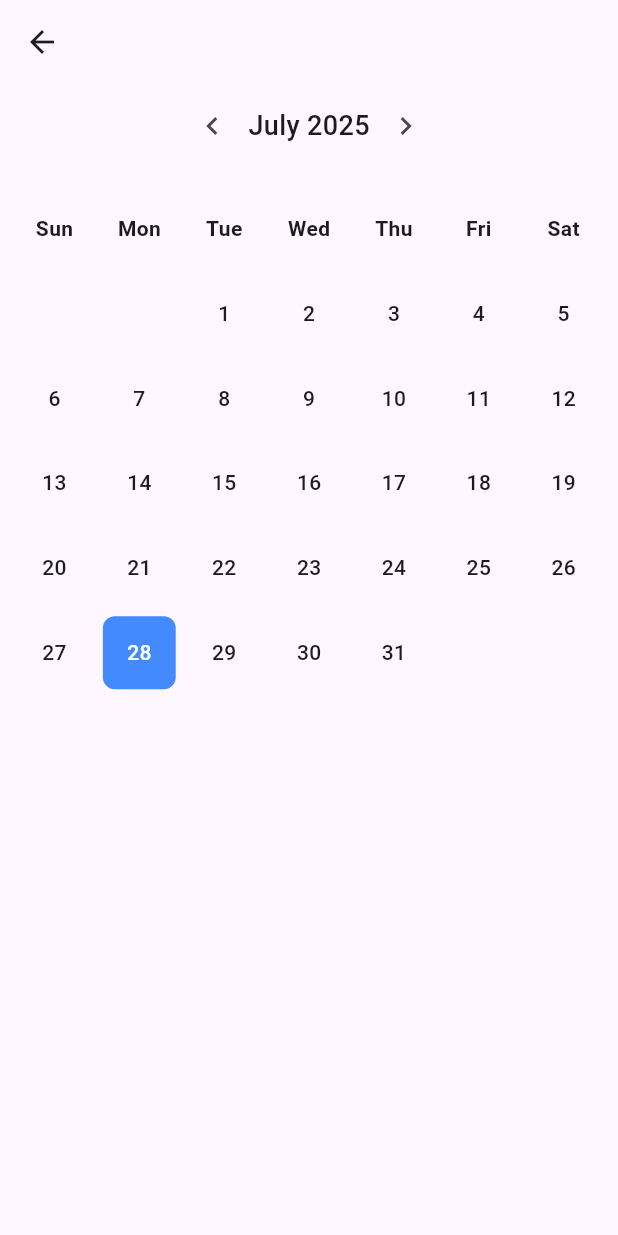
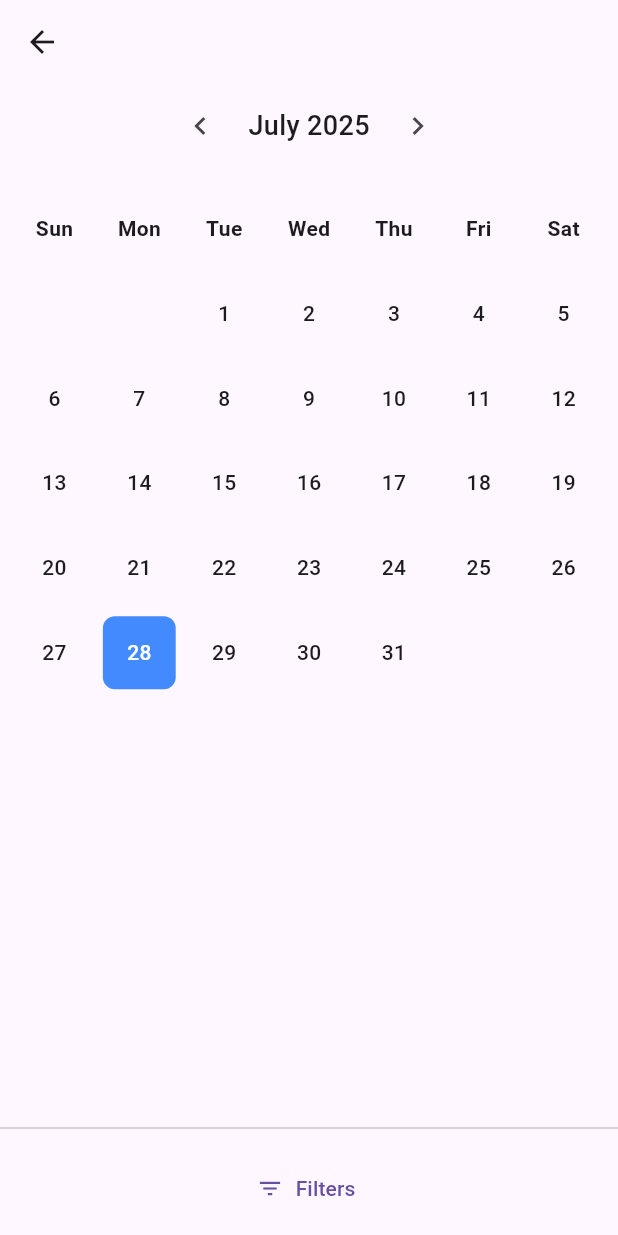
Before and after one commit to gianmg01/gymapp, a Flutter app: the screen it shows after launch, after a tap on the "chevron left" icon, after a tap on the "chevron right" icon, after a tap on the "calendar today" icon, on a phone screen of 412 x 824 dp. Run offline on Flutter 3.47's test engine with Material 3 defaults, Android fonts, the phone set to English and light mode, and no system bars; our stand-ins replace shared_preferences.

Commit message:
added calendar filters

```diff
--- a/lib/calendar_screen.dart
+++ b/lib/calendar_screen.dart
@@ -13,18 +13,41 @@ class _CalendarScreenState extends State<CalendarScreen> {
   DateTime displayedMonth = DateTime.now();
   final DateTime today = DateTime.now();
 
+  // Filter state
+  bool _showWeight = true;
+  bool _showCardio = true;
+  Color _weightColor = Colors.blue;
+  Color _cardioColor = Colors.orange;
+  late Map<String, bool> _showExercise;
+  late Map<String, Color> _exerciseColor;
+
+  @override
+  void initState() {
+    super.initState();
+    _initExerciseFilters();
+  }
+
+  void _initExerciseFilters() {
+    final names = <String>{};
+    widget.exercisesPerDay.values.forEach((list) {
+      for (var summary in list) {
+        final firstLine = summary.split('\n').first;
+        final name = firstLine.split(' - ').first.trim();
+        names.add(name);
+      }
+    });
+    _showExercise = {for (var n in names) n: false};
+    _exerciseColor = {for (var n in names) n: Colors.green};
+  }
+
   bool _isSameDay(DateTime a, DateTime b) =>
       a.year == b.year && a.month == b.month && a.day == b.day;
 
-  // Now flags any summary containing "sets" OR "reps"
   bool _hasWeight(DateTime day) {
     final key = DateFormat('yyyy-MM-dd').format(day);
     final list = widget.exercisesPerDay[key];
     if (list == null) return false;
-    return list.any((s) {
-      final low = s.toLowerCase();
-      return low.contains('sets') || low.contains('reps');
-    });
+    return list.any((s) => s.toLowerCase().contains('sets'));
   }
 
   bool _hasCardio(DateTime day) {
@@ -34,30 +57,53 @@ class _CalendarScreenState extends State<CalendarScreen> {
     return list.any((s) => s.toLowerCase().contains(' in '));
   }
 
+  Widget _buildDot(Color color) => Container(
+    margin: EdgeInsets.symmetric(horizontal: 1, vertical: 2),
+    width: 6,
+    height: 6,
+    decoration: BoxDecoration(color: color, shape: BoxShape.circle),
+  );
+
   List<Widget> _buildCalendarDays() {
     final year = displayedMonth.year;
     final month = displayedMonth.month;
     final first = DateTime(year, month, 1);
     final daysInMonth = DateUtils.getDaysInMonth(year, month);
     final startOffset = first.weekday % 7;
-    List<Widget> cells = [];
 
+    final cells = <Widget>[];
+
+    // Weekday headers
     const weekDays = ['Sun', 'Mon', 'Tue', 'Wed', 'Thu', 'Fri', 'Sat'];
     for (var wd in weekDays) {
-      cells.add(Center(
-        child: Text(wd, style: TextStyle(fontWeight: FontWeight.bold)),
-      ));
+      cells.add(Center(child: Text(wd, style: TextStyle(fontWeight: FontWeight.bold))));
     }
-    for (var i = 0; i < startOffset; i++) cells.add(Container());
+    // Leading empty cells
+    for (int i = 0; i < startOffset; i++) cells.add(Container());
 
-    for (var d = 1; d <= daysInMonth; d++) {
+    for (int d = 1; d <= daysInMonth; d++) {
       final date = DateTime(year, month, d);
       final isToday = _isSameDay(date, today);
       final w = _hasWeight(date);
       final c = _hasCardio(date);
+      final key = DateFormat('yyyy-MM-dd').format(date);
+      final dayList = widget.exercisesPerDay[key] ?? [];
 
-      cells.add(
-        GestureDetector(
+      // Build dots based on filters
+      final dots = <Widget>[];
+      if (_showWeight && w) dots.add(_buildDot(_weightColor));
+      if (_showCardio && c) dots.add(_buildDot(_cardioColor));
+      _showExercise.forEach((name, enabled) {
+        if (enabled) {
+          final found = dayList.any((summary) {
+            final base = summary.split('\n').first.split(' - ').first.trim();
+            return base == name;
+          });
+          if (found) dots.add(_buildDot(_exerciseColor[name]!));
+        }
+      });
+
+      cells.add(GestureDetector(
         onTap: () => Navigator.pop(context, date),
         child: Container(
           margin: EdgeInsets.all(4),
@@ -69,47 +115,20 @@ class _CalendarScreenState extends State<CalendarScreen> {
           child: Column(
             mainAxisSize: MainAxisSize.min,
             children: [
-                Text(
-                  '$d',
+              Text('$d',
                   style: TextStyle(
-                    color: isToday ? Colors.white : null,
-                    fontWeight: FontWeight.w500,
-                  ),
-                ),
-                if (w || c)
-                  Row(
-                    mainAxisAlignment: MainAxisAlignment.center,
-                    children: [
-                      if (w)
-                        Container(
-                          margin:
-                          EdgeInsets.symmetric(horizontal: 1, vertical: 2),
-                          width: 6,
-                          height: 6,
-                          decoration: BoxDecoration(
-                            color: Colors.blue,
-                            shape: BoxShape.circle,
-                          ),
-                        ),
-                      if (c)
-                        Container(
-                          margin:
-                          EdgeInsets.symmetric(horizontal: 1, vertical: 2),
-                          width: 6,
-                          height: 6,
-                          decoration: BoxDecoration(
-                            color: Colors.orange,
-                            shape: BoxShape.circle,
-                          ),
-                        ),
-                    ],
+                      color: isToday ? Colors.white : null, fontWeight: FontWeight.w500)),
+              if (dots.isNotEmpty)
+                Padding(
+                  padding: const EdgeInsets.only(top: 2),
+                  child: Row(mainAxisSize: MainAxisSize.min, children: dots),
                 ),
             ],
           ),
         ),
-        ),
-      );
+      ));
     }
+
     return cells;
   }
 
@@ -120,9 +139,97 @@ class _CalendarScreenState extends State<CalendarScreen> {
     });
   }
 
+  Future<void> _showFilterDialog() async {
+    await showDialog(
+      context: context,
+      builder: (c) => StatefulBuilder(
+        builder: (c2, setSt) => AlertDialog(
+          title: Text('Calendar Filters'),
+          content: SingleChildScrollView(
+            child: Column(mainAxisSize: MainAxisSize.min, children: [
+              // Weightlifting
+              Row(children: [
+                Checkbox(value: _showWeight, onChanged: (v) => setSt(() => _showWeight = v!)),
+                Text('Weightlifting'),
+                Spacer(),
+                GestureDetector(
+                  onTap: () async {
+                    final col = await _pickColor(_weightColor);
+                    if (col != null) setSt(() => _weightColor = col);
+                  },
+                  child: CircleAvatar(backgroundColor: _weightColor, radius: 10),
+                ),
+              ]),
+              // Cardio
+              Row(children: [
+                Checkbox(value: _showCardio, onChanged: (v) => setSt(() => _showCardio = v!)),
+                Text('Cardio'),
+                Spacer(),
+                GestureDetector(
+                  onTap: () async {
+                    final col = await _pickColor(_cardioColor);
+                    if (col != null) setSt(() => _cardioColor = col);
+                  },
+                  child: CircleAvatar(backgroundColor: _cardioColor, radius: 10),
+                ),
+              ]),
+              Divider(),
+              // Individual exercises
+              Text('Exercises', style: TextStyle(fontWeight: FontWeight.bold)),
+              for (var name in _showExercise.keys)
+                Row(children: [
+                  Checkbox(
+                      value: _showExercise[name],
+                      onChanged: (v) => setSt(() => _showExercise[name] = v!)),
+                  Expanded(child: Text(name)),
+                  GestureDetector(
+                    onTap: () async {
+                      final col = await _pickColor(_exerciseColor[name]!);
+                      if (col != null) setSt(() => _exerciseColor[name] = col);
+                    },
+                    child: CircleAvatar(backgroundColor: _exerciseColor[name], radius: 10),
+                  ),
+                ]),
+            ]),
+          ),
+          actions: [TextButton(onPressed: () => Navigator.pop(c2), child: Text('Done'))],
+        ),
+      ),
+    );
+    setState(() {}); // refresh after filters change
+  }
+
+  Future<Color?> _pickColor(Color current) {
+    const preset = [
+      Colors.red,
+      Colors.green,
+      Colors.blue,
+      Colors.orange,
+      Colors.purple,
+      Colors.teal
+    ];
+    return showDialog<Color>(
+      context: context,
+      builder: (c) => AlertDialog(
+        title: Text('Pick a color'),
+        content: Wrap(
+          spacing: 10,
+          runSpacing: 10,
+          children: preset
+              .map((c0) => GestureDetector(
+            onTap: () => Navigator.pop(context, c0),
+            child: CircleAvatar(backgroundColor: c0),
+          ))
+              .toList(),
+        ),
+      ),
+    );
+  }
+
   @override
   Widget build(BuildContext context) {
     final monthLabel = DateFormat('MMMM yyyy').format(displayedMonth);
+
     return Scaffold(
       appBar: AppBar(
         title: SizedBox.shrink(),
@@ -130,31 +237,34 @@ class _CalendarScreenState extends State<CalendarScreen> {
           preferredSize: Size.fromHeight(60),
           child: Padding(
             padding: const EdgeInsets.only(bottom: 8),
-            child: Row(
-              mainAxisAlignment: MainAxisAlignment.center,
-              children: [
-                IconButton(
-                  icon: Icon(Icons.chevron_left),
-                  onPressed: () => _changeMonth(-1),
-                ),
-                Text(monthLabel,
-                    style:
-                    TextStyle(fontSize: 18, fontWeight: FontWeight.w500)),
-                IconButton(
-                  icon: Icon(Icons.chevron_right),
-                  onPressed: () => _changeMonth(1),
-                ),
-              ],
+            child: Row(mainAxisAlignment: MainAxisAlignment.center, children: [
+              IconButton(icon: Icon(Icons.chevron_left), onPressed: () => _changeMonth(-1)),
+              SizedBox(width: 8),
+              Text(monthLabel, style: TextStyle(fontSize: 18, fontWeight: FontWeight.w500)),
+              SizedBox(width: 8),
+              IconButton(icon: Icon(Icons.chevron_right), onPressed: () => _changeMonth(1)),
+            ]),
           ),
         ),
       ),
+      body: Column(
+        children: [
+          Expanded(
+            child: Padding(
+              padding: const EdgeInsets.all(8.0),
+              child: GridView.count(crossAxisCount: 7, children: _buildCalendarDays()),
             ),
-      body: Padding(
-        padding: const EdgeInsets.all(8.0),
-        child: GridView.count(
-          crossAxisCount: 7,
-          children: _buildCalendarDays(),
           ),
+          Divider(),
+          Padding(
+            padding: const EdgeInsets.symmetric(vertical: 8.0),
+            child: TextButton.icon(
+              icon: Icon(Icons.filter_list),
+              label: Text('Filters'),
+              onPressed: _showFilterDialog,
+            ),
+          ),
+        ],
       ),
     );
   }
```
Lines whose indentation alone changed are shown as unchanged.
